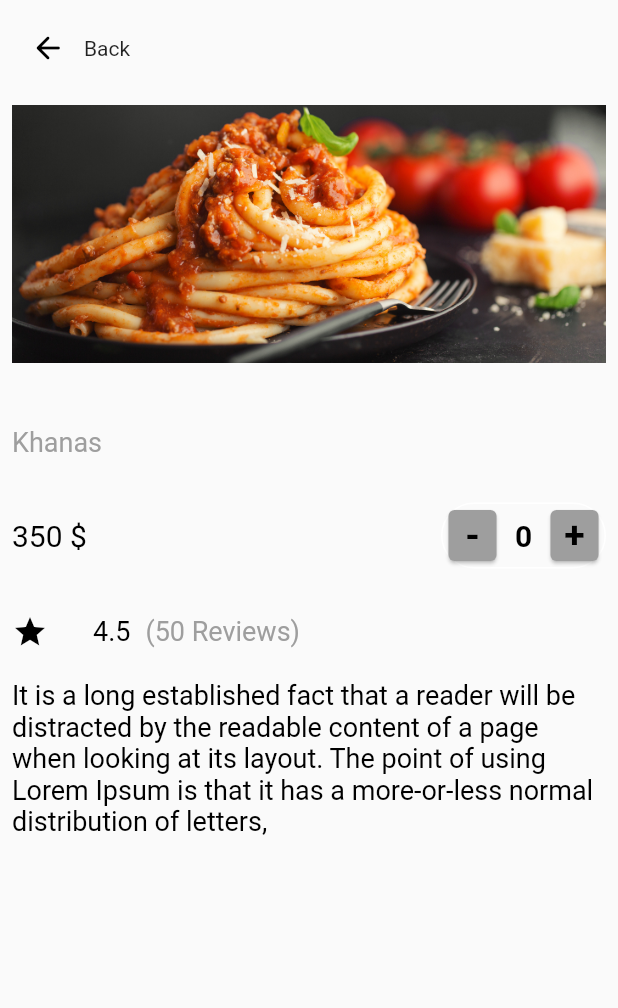
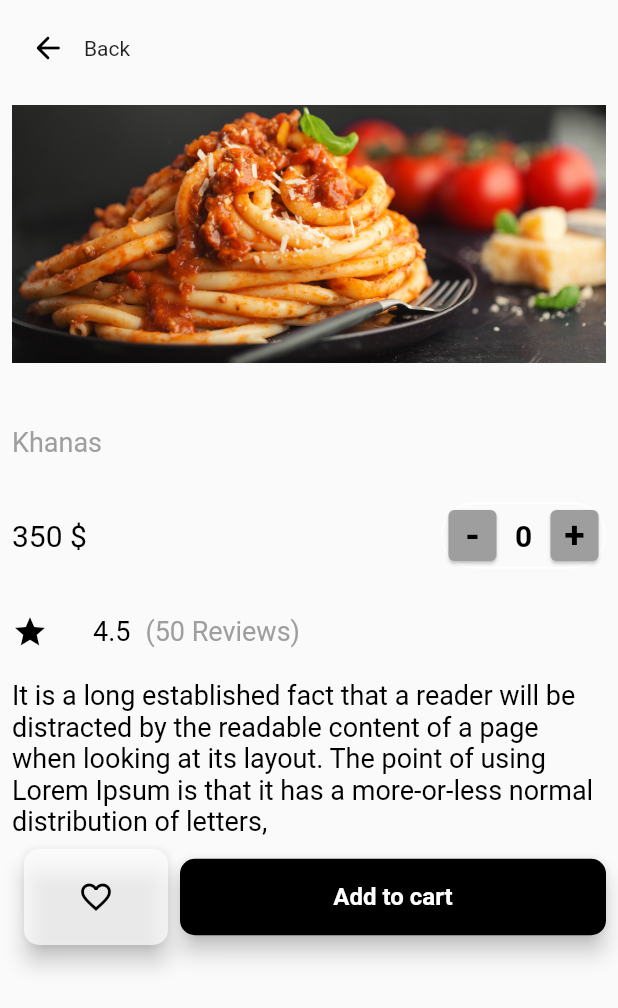
Before and after one commit to evanemran/logger, a Flutter app: the DetailsPage screen opened directly with empty values, on a phone screen of 412 x 824 dp. Shown: the top 1008 px of the screen. Run offline on Flutter 3.47's test engine with Material 2 defaults, Android fonts, the phone set to English and light mode, and no system bars; our stand-ins replace carousel_slider, material_floating_search_bar; Roboto replaces fonts that are missing (Montserrat, PT-Sans).

Commit message:
cart ui updated

```diff
--- a/lib/DetailsPage.dart
+++ b/lib/DetailsPage.dart
@@ -77,16 +77,90 @@ Widget buildOfferList() {
   offers.add("Comes with extra cheese");
   offers.add("Choose your deserts");
   offers.add("Equipped with signature sauce");
-  return ListView.builder(
+  return Expanded(child: ListView.builder(
       itemCount: offers.length,
+      physics: NeverScrollableScrollPhysics(),
+      shrinkWrap: true,
       itemBuilder: (_, int index) {
         return Row(
           children: [
-            Icon(Icons.control_point, color: Colors.black,),
+            const Icon(Icons.control_point, color: Colors.black,),
             ListTile(title: Text(offers[index].toString()),)
           ],
         );
-      });
+      }));
+}
+
+Widget buildAddToCartButton(BuildContext context){
+  return SizedBox(
+    width: double.infinity,
+    child: ElevatedButton(
+      style: ButtonStyle(
+        backgroundColor: MaterialStateProperty.all(
+          Colors.black,
+        ),
+        elevation: MaterialStateProperty.all(6),
+        shape: MaterialStateProperty.all(
+          const RoundedRectangleBorder(
+            borderRadius: BorderRadius.all(
+              Radius.circular(10),
+            ),
+          ),
+        ),
+      ),
+      child: const Padding(
+        padding: EdgeInsets.all(16),
+        child: Text(
+          'Add to cart',
+          style: TextStyle(
+            fontFamily: 'PT-Sans',
+            fontSize: 16,
+            fontWeight: FontWeight.bold,
+            color: Colors.white,
+          ),
+        ),
+      ),
+      onPressed: () {
+        /*Navigator.push(
+            context,
+            MaterialPageRoute(builder: (context) => BottomBarPage()));*/
+      },
+    ),
+  );
+}
+Widget buildAddToFavoriteButton(BuildContext context){
+  return SizedBox(
+    child: ElevatedButton(
+      style: ButtonStyle(
+        backgroundColor: MaterialStateProperty.all(
+          Colors.white70,
+        ),
+        elevation: MaterialStateProperty.all(6),
+        shape: MaterialStateProperty.all(
+          const RoundedRectangleBorder(
+            borderRadius: BorderRadius.all(
+              Radius.circular(10),
+            ),
+          ),
+        ),
+      ),
+      child: Padding(
+        padding: EdgeInsets.all(8),
+        child: IconButton(
+          icon: const Icon(Icons.favorite_border),
+          color: Colors.black,
+          onPressed: () {
+
+          },
+        )
+      ),
+      onPressed: () {
+        /*Navigator.push(
+            context,
+            MaterialPageRoute(builder: (context) => BottomBarPage()));*/
+      },
+    ),
+  );
 }
 
 
@@ -119,7 +193,11 @@ class _DetailPageState extends State<DetailsPage> {
   Widget build(BuildContext context) {
     return SafeArea(
       child: Scaffold(
-        body: Padding(
+        body: Container(
+          width: double.infinity,
+          height: double.infinity,
+          child: SingleChildScrollView(
+            child: Padding(
               padding: EdgeInsets.all(8.0),
               child: Column(
                 mainAxisAlignment: MainAxisAlignment.start,
@@ -252,9 +330,17 @@ class _DetailPageState extends State<DetailsPage> {
                     style: gridItemName(),
                   ),
                   // buildOfferList(),
+                  Row(
+                    children: [
+                      Padding(padding: EdgeInsets.all(8), child: buildAddToFavoriteButton(context),),
+                      Expanded(child: buildAddToCartButton(context))
+                    ],
+                  )
                 ],
               ),
             ),
+          ),
+        )
       ),
     );
   }
```
Lines whose indentation alone changed are shown as unchanged.
